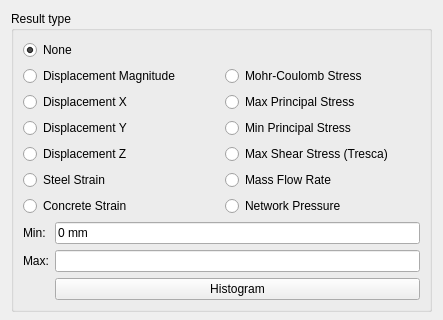
HarryvL/fcSC-workbench, file user_interface/ResultShow.ui: the form before one commit; both pictures show x 0 to 443 and y 0 to 320 of the 443 by 631 pixel window.
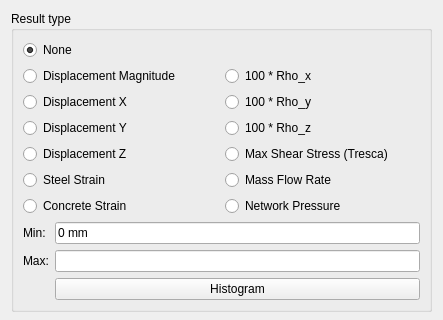
The form after the commit. Custom widgets are drawn as their Qt base class.

Diff of the .ui file:
```diff
--- a/user_interface/ResultShow.ui
+++ b/user_interface/ResultShow.ui
@@ -54,7 +54,7 @@
         <item row="1" column="1">
          <widget class="QRadioButton" name="rb_vm_stress">
           <property name="text">
-           <string>Mohr-Coulomb Stress</string>
+           <string>100 * Rho_x</string>
           </property>
          </widget>
         </item>
@@ -74,7 +74,7 @@
         <item row="2" column="1">
          <widget class="QRadioButton" name="rb_maxprin">
           <property name="text">
-           <string>Max Principal Stress</string>
+           <string>100 * Rho_y</string>
           </property>
          </widget>
         </item>
@@ -94,7 +94,7 @@
         <item row="3" column="1">
          <widget class="QRadioButton" name="rb_minprin">
           <property name="text">
-           <string>Min Principal Stress</string>
+           <string>100 * Rho_z</string>
           </property>
          </widget>
         </item>
```
